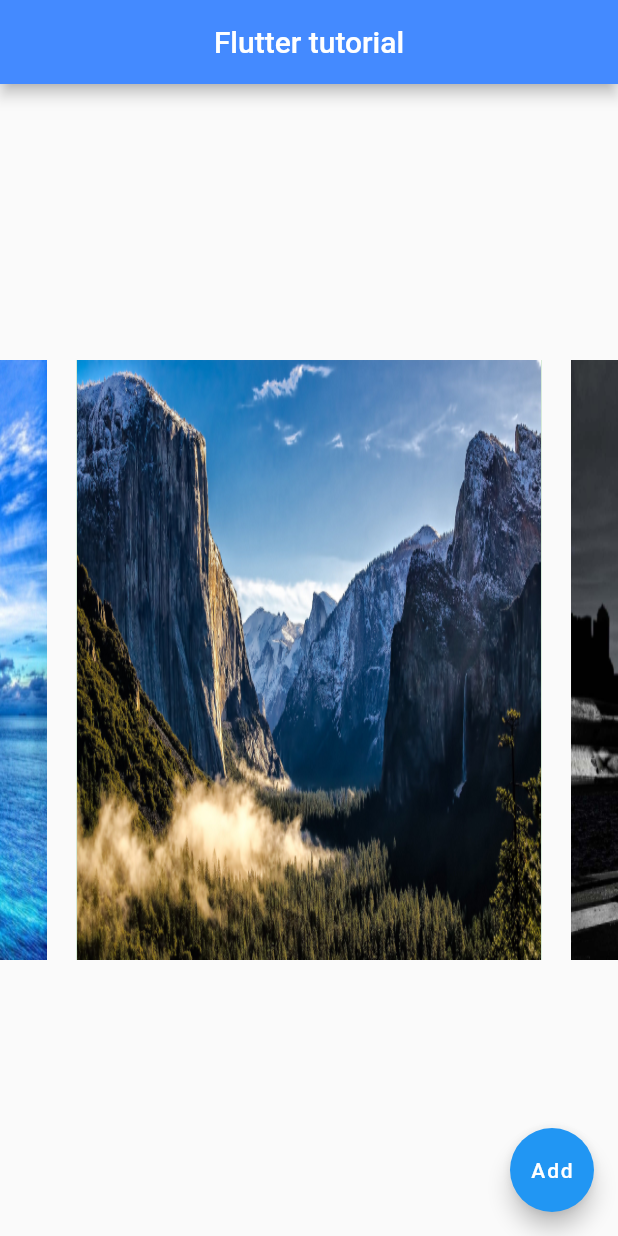
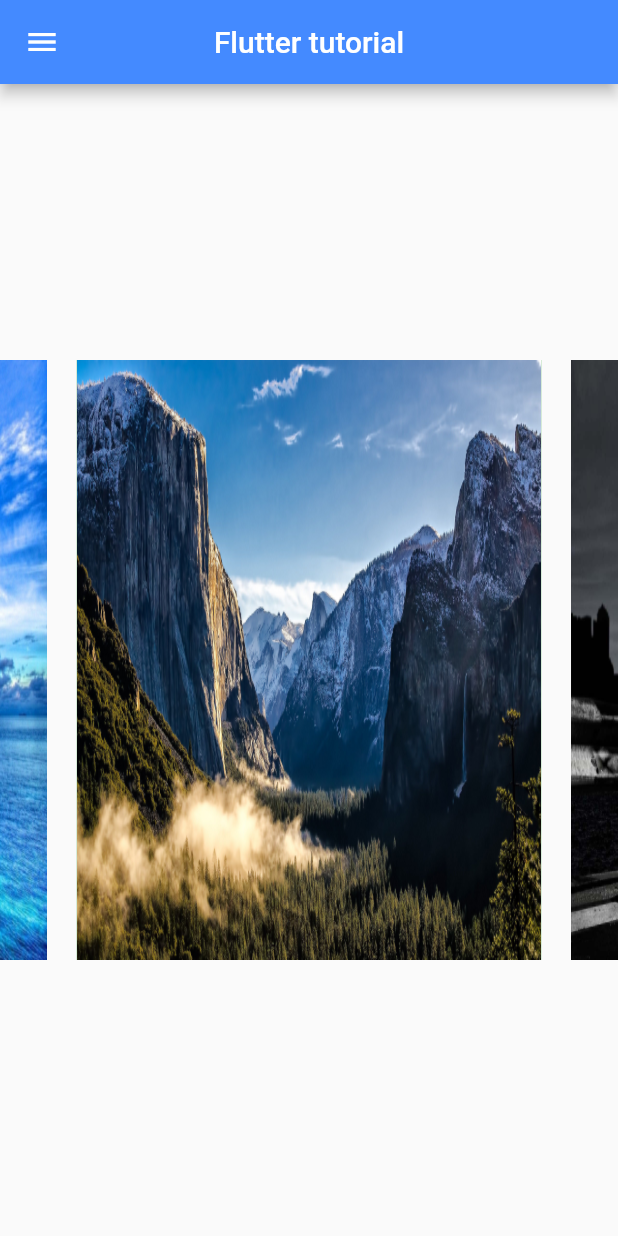
Before and after one commit to way2up/flutter_crud, a Flutter app: the screen it shows after launch, swiped to page 2, on a phone screen of 412 x 824 dp. Run offline on Flutter 3.47's test engine with Material 2 defaults, Android fonts, the phone set to English and light mode, and no system bars; drawn by our look-alikes of carousel_slider.

```diff
--- a/flutter_tutorial/lib/main.dart
+++ b/flutter_tutorial/lib/main.dart
@@ -1,14 +1,22 @@
 import 'package:flutter/material.dart';
 import 'package:carousel_slider/carousel_slider.dart';
+import 'package:flutter_tutorial/aboutUs.dart';
 
 void main() {
-  runApp(MyApp());
+  runApp(MaterialApp(
+    title: 'Flutter tutorial',
+    initialRoute: '/',
+    routes: {
+      '/': (context) => Home(),
+      '/aboutUs': (context) => AboutUs(),
+    },
+  ));
 }
 
-class MyApp extends StatelessWidget {
+class Home extends StatelessWidget {
   // This widget is the root of your application.
-  int _current = 0;
-  List imageList = [
+  // int _current = 0;
+  final List imageList = [
     'assets/images/1.jpg',
     'assets/images/2.jpg',
     'assets/images/3.jpg',
@@ -55,7 +63,33 @@ class MyApp extends StatelessWidget {
             )
           ],
         )),
-        floatingActionButton: FloatingActionButton(child: Text('Add')),
+        drawer: Drawer(
+          child: ListView(
+            // Important: Remove any padding from the ListView.
+            padding: EdgeInsets.zero,
+            children: <Widget>[
+              DrawerHeader(
+                child: Text('Drawer Header'),
+                decoration: BoxDecoration(
+                  color: Colors.blue,
+                ),
+              ),
+              ListTile(
+                title: Text('Home'),
+                onTap: () {
+                  Navigator.pushNamed(context, '/');
+                },
+              ),
+              ListTile(
+                title: Text('About Us'),
+                onTap: () {
+                  Navigator.pushNamed(context, '/aboutUs');
+                },
+              ),
+            ],
+          ),
+        ),
+        // floatingActionButton: FloatingActionButton(child: Text('Add')),
       ),
     );
   }
```
Also changed, not shown: flutter_tutorial/lib/aboutUs.dart (added, +21 -0 lines), 3 other files.
